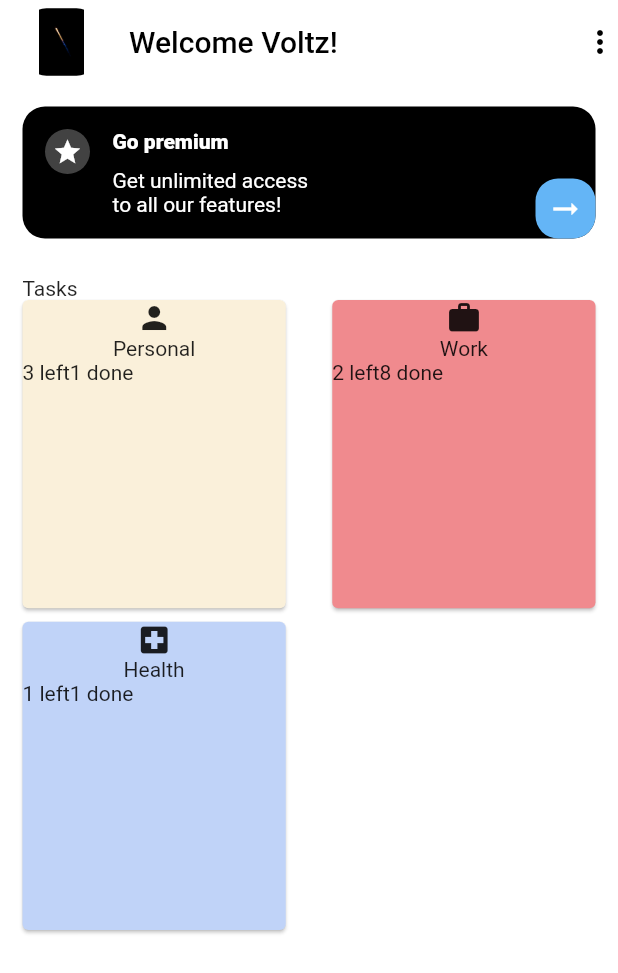
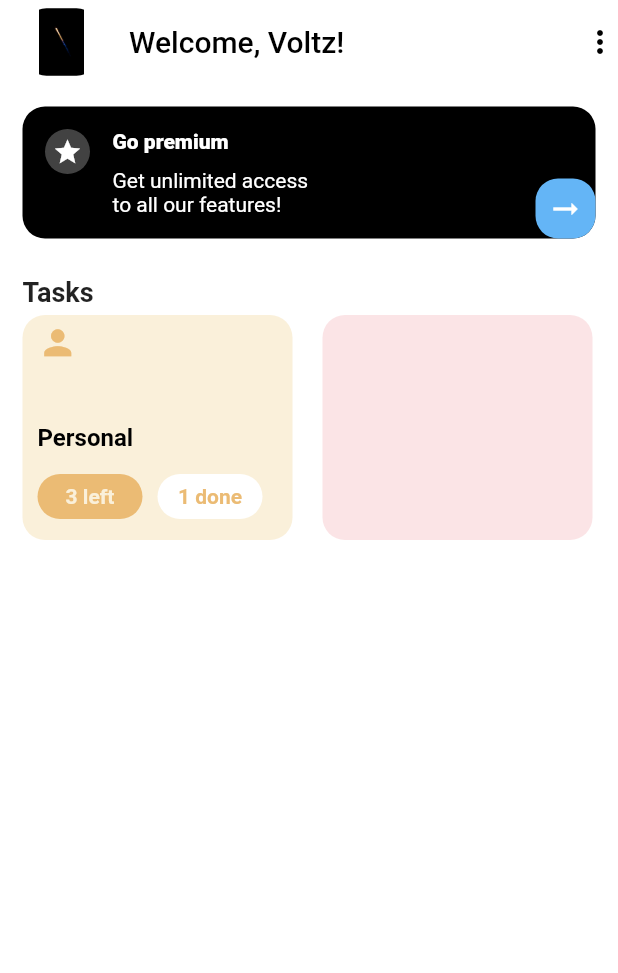
Before and after one commit to viktorvoltz/mobile_ui, a Flutter app: the screen it shows after launch, on a phone screen of 412 x 824 dp. Shown: the top 973 px of the screen. Run offline on Flutter 3.47's test engine with Material 2 defaults, Android fonts, the light colour scheme and no system bars.

Commit message:
ui changes

```diff
--- a/lib/constants/colors.dart
+++ b/lib/constants/colors.dart
@@ -1,8 +1,8 @@
 import 'package:flutter/material.dart';
 
 const Color kYellowLight = Color(0xFFFFF7EC);
-const Color KYellow = Color(0xFFFAF0DA);
-const Color KYellowDark = Color(0xFFEBBB74);
+const Color kYellow = Color(0xFFFAF0DA);
+const Color kYellowDark = Color(0xFFEBBB74);
 const Color KRedLight = Color(0xFFFCF0f0);
 const Color kRed = Color(0xFFFBE4E6);
 const Color kRedDark = Color(0xFFF08a8E);
--- a/lib/models/model.dart
+++ b/lib/models/model.dart
@@ -11,8 +11,8 @@
 }
 
 const List<Task> task = <Task>[
-  const Task(title: 'Personal', icon: Icons.person, theme: KYellow, left: '3 left', done: '1 done'),
-  const Task(title: 'Work', icon: Icons.work, theme: kRedDark, left: '2 left', done: '8 done'),
+  const Task(title: 'Personal', icon: Icons.person, theme: kYellow, left: '3 left', done: '1 done'),
+  const Task(title: 'Work', icon: Icons.work, theme: kRed, left: '2 left', done: '8 done'),
   const Task(title: 'Health', icon: Icons.local_hospital, theme: kBlueDark, left: '1 left', done: '1 done'),
   //const Task(title: 'Add', icon: Icons.add, theme: kYellowLight),
 ];
--- a/lib/screens/home/home.dart
+++ b/lib/screens/home/home.dart
@@ -24,7 +24,7 @@
                     child: Image.asset('assets/images/spacex.jpg'))),
             SizedBox(width: 20),
             Text(
-              'Welcome Voltz!',
+              'Welcome, Voltz!',
               style: TextStyle(color: Colors.black),
             ),
           ],
--- a/lib/widgets/Body2.dart
+++ b/lib/widgets/Body2.dart
@@ -1,9 +1,9 @@
-
 import 'package:flutter/material.dart';
+import 'package:management_ui/constants/colors.dart';
 import 'package:management_ui/models/model.dart';
 
 class Body2 extends StatelessWidget {
-  const Body2({ Key? key, }) : super(key: key);
+  //const Body2({Key? key}) : super(key: key);
 
   @override
   Widget build(BuildContext context) {
@@ -11,19 +11,67 @@
       child: Column(
         crossAxisAlignment: CrossAxisAlignment.start,
         children: [
-          Container(margin: EdgeInsets.only(left: 15), child: Text('Tasks'),),
-          Expanded(
-            child: GridView.count(
-              crossAxisCount: 2,
-              crossAxisSpacing: 1,
-              mainAxisSpacing: 9.0,
-              children: List.generate(task.length, (index) {
-                return Center(
-                  child: GridCard(task: task[index]),
-                );
-              }),
-            ),
+          Container(
+            margin: EdgeInsets.only(left: 15, bottom: 5),
+            child: Text('Tasks', style: TextStyle(fontWeight: FontWeight.w700, fontSize: 18),),
           ),
+          Row(
+            children: [
+              Container(
+                margin: EdgeInsets.only(left: 15),
+                padding: EdgeInsets.only(left: 10, top: 5),
+                height: 150,
+                width: 180,
+                decoration: BoxDecoration(
+                    borderRadius: BorderRadius.circular(15), color: task[0].theme),
+                  child: Column(
+                    crossAxisAlignment: CrossAxisAlignment.start,
+                    children: [
+                      Icon(task[0].icon, color: kYellowDark, size: 27,),
+                      SizedBox(height: 40,),
+                      Text(task[0].title, style: TextStyle(fontWeight: FontWeight.w700, color: Colors.black, fontSize: 16),),
+                      Row(
+                        crossAxisAlignment: CrossAxisAlignment.end,
+                        children: [
+                          Container(
+                            margin: EdgeInsets.only(top: 15),
+                            alignment: Alignment.center,
+                            height: 30,
+                            width: 70,
+                            decoration: BoxDecoration(
+                              color: kYellowDark,
+                              borderRadius: BorderRadius.circular(20)
+                            ),
+                            child: Text(task[0].left, style: TextStyle(color: task[0].theme, fontWeight: FontWeight.w600),),
+                          ),
+                          SizedBox(width: 10),
+                          Container(
+                            margin: EdgeInsets.only(top: 5),
+                            alignment: Alignment.center,
+                            height: 30,
+                            width: 70,
+                            decoration: BoxDecoration(
+                              color: Colors.white,
+                              borderRadius: BorderRadius.circular(20)
+                            ),
+                            child: Text(task[0].done, style: TextStyle(color: kYellowDark, fontWeight: FontWeight.w600),),
+                          )
+                        ],
+                      )
+
+                    ],
+                  ),
+              ),
+              SizedBox(width: 20,),
+              Container(
+                margin: EdgeInsets.only(right: 15),
+                height: 150,
+                width: 180,
+                decoration: BoxDecoration(
+                    borderRadius: BorderRadius.circular(15), color: task[1].theme),
+              ),
+            ],
+          )
         ],
       ),
     );
@@ -31,7 +79,7 @@
 }
 
 class GridCard extends StatelessWidget {
-  const GridCard({ Key? key, this.task}) : super(key: key);
+  const GridCard({Key? key, this.task}) : super(key: key);
 
   final Task? task;
 
@@ -39,31 +87,29 @@
   Widget build(BuildContext context) {
     return Card(
       margin: EdgeInsets.symmetric(horizontal: 15),
-
       elevation: 1,
       color: task!.theme,
       child: Column(
         mainAxisAlignment: MainAxisAlignment.start,
         children: [
-          Icon(task!.icon,),
+          Icon(
+            task!.icon,
+          ),
           Text(task!.title),
           Row(
             children: [
               Container(
-                decoration: BoxDecoration(
-                  borderRadius: BorderRadius.circular(12)
-                ),
+                decoration:
+                    BoxDecoration(borderRadius: BorderRadius.circular(12)),
                 child: Text(task!.left),
               ),
               Container(
-                decoration: BoxDecoration(
-                  borderRadius: BorderRadius.circular(12)
-                ),
+                decoration:
+                    BoxDecoration(borderRadius: BorderRadius.circular(12)),
                 child: Text(task!.done),
               ),
             ],
           )
-
         ],
       ),
     );
```
